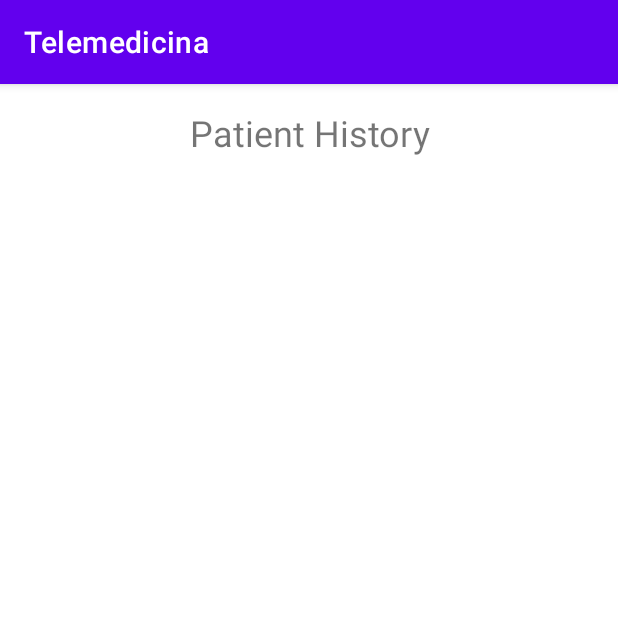
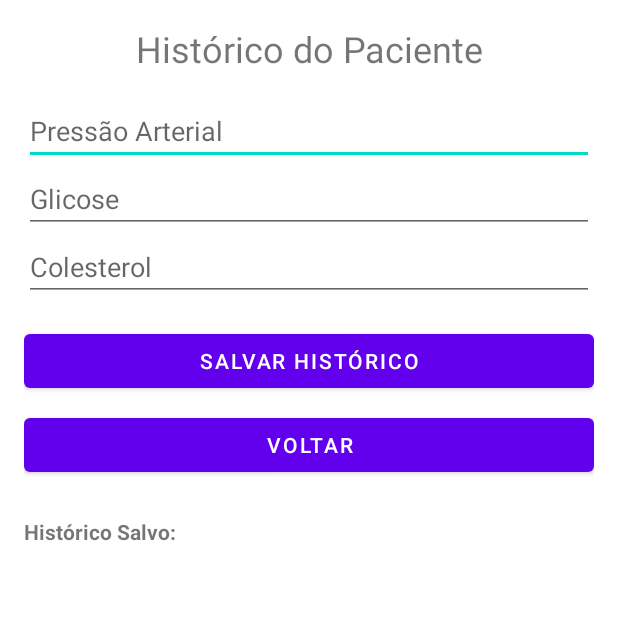
Before and after one commit to lucasjdc/telemedicina-java-senac, an Android app: the PatientHistoryActivity screen opened directly, with no data from a screen before it, on a phone screen of 412 x 824 dp, the top half of it. Run offline under Robolectric (Android 15) with nearby library versions, the phone set to English and light mode, and no system bars; 1 statement that could not run was skipped.

Commit message:
Adiciona funcionalidade de exibição e registro de histórico de paciente na tela PatientHistoryActivity

```diff
--- a/app/src/main/res/layout/activity_patient_history.xml
+++ b/app/src/main/res/layout/activity_patient_history.xml
@@ -1,17 +1,66 @@
 <?xml version="1.0" encoding="utf-8"?>
-<LinearLayout xmlns:android="http://schemas.android.com/apk/res/android"
-    android:orientation="vertical"
+<ScrollView xmlns:android="http://schemas.android.com/apk/res/android"
     android:layout_width="match_parent"
     android:layout_height="match_parent"
     android:padding="16dp">
 
+    <LinearLayout
+        android:orientation="vertical"
+        android:layout_width="match_parent"
+        android:layout_height="wrap_content">
+
         <TextView
             android:layout_width="match_parent"
             android:layout_height="wrap_content"
-        android:text="Patient History"
+            android:text="Histórico do Paciente"
             android:textSize="24sp"
             android:textAlignment="center"
             android:layout_marginBottom="16dp" />
 
-    <!-- Exemplo: espaço para uma RecyclerView -->
+        <EditText
+            android:id="@+id/editTextPressao"
+            android:layout_width="match_parent"
+            android:layout_height="wrap_content"
+            android:hint="Pressão Arterial" />
+
+        <EditText
+            android:id="@+id/editTextGlicose"
+            android:layout_width="match_parent"
+            android:layout_height="wrap_content"
+            android:hint="Glicose" />
+
+        <EditText
+            android:id="@+id/editTextColesterol"
+            android:layout_width="match_parent"
+            android:layout_height="wrap_content"
+            android:hint="Colesterol" />
+
+        <Button
+            android:id="@+id/buttonSalvarHistorico"
+            android:layout_width="match_parent"
+            android:layout_height="wrap_content"
+            android:text="Salvar Histórico"
+            android:layout_marginTop="16dp" />
+
+        <Button
+            android:id="@+id/buttonVoltar"
+            android:layout_width="match_parent"
+            android:layout_height="wrap_content"
+            android:text="Voltar"
+            android:layout_marginTop="8dp" />
+
+        <TextView
+            android:layout_width="match_parent"
+            android:layout_height="wrap_content"
+            android:text="Histórico Salvo:"
+            android:textStyle="bold"
+            android:layout_marginTop="24dp"/>
+
+        <LinearLayout
+            android:id="@+id/historicoContainer"
+            android:orientation="vertical"
+            android:layout_width="match_parent"
+            android:layout_height="wrap_content" />
+
     </LinearLayout>
+</ScrollView>
```
Also changed, not shown: app/src/main/java/br/senac/telemedicina/ui/activity/PatientHistoryActivity.java (+80 -6 lines). Lines whose indentation alone changed are shown as unchanged.
